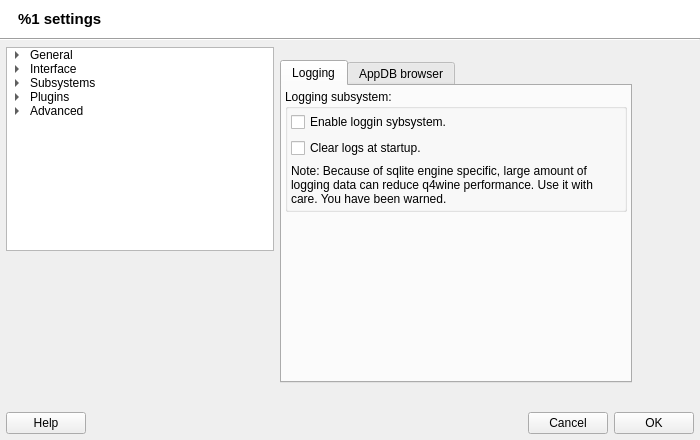
Qt form src/q4wine-gui/uis/AppSettings.ui (brezerk/q4wine) before a commit.
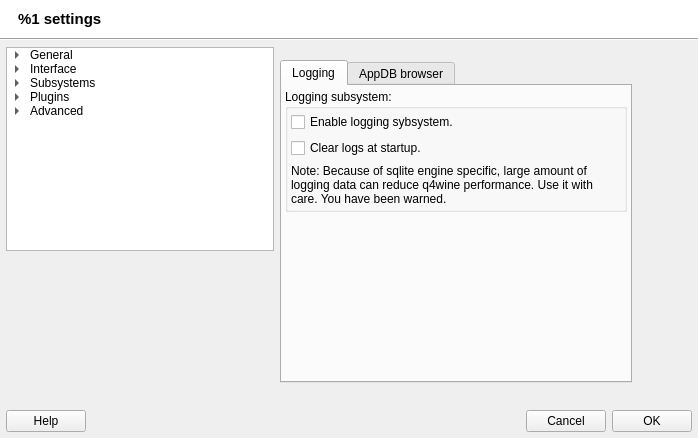
The same form after that commit. The open tabs and pages were chosen to show the change. Icons and pictures are not drawn.

```diff
--- a/src/q4wine-gui/uis/AppSettings.ui
+++ b/src/q4wine-gui/uis/AppSettings.ui
@@ -9,8 +9,8 @@
    <rect>
     <x>0</x>
     <y>0</y>
-    <width>700</width>
-    <height>440</height>
+    <width>698</width>
+    <height>438</height>
    </rect>
   </property>
   <property name="windowTitle">
@@ -2058,7 +2058,7 @@
                   </sizepolicy>
                  </property>
                  <property name="text">
-                  <string>Enable loggin sybsystem.</string>
+                  <string>Enable logging sybsystem.</string>
                  </property>
                 </widget>
                </item>
```
Left out of the diff: 10 changed lines with no effect on the pictures.
